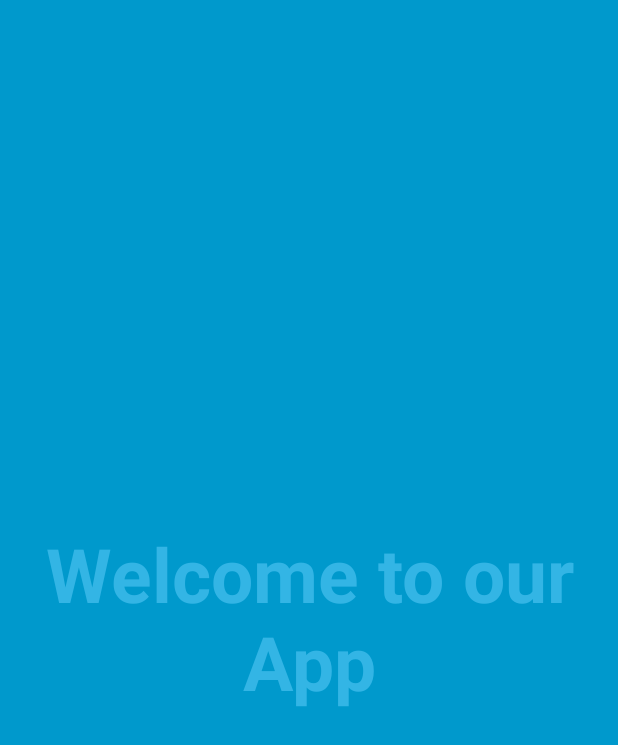
After one commit to tytusplanck/I-Do-Android, an Android app: the LoginSuccessActivity screen opened directly, with no data from a screen before it, on a phone screen of 412 x 824 dp. The commit adds this screen. Shown: the top 745 px of the screen. Run offline under Robolectric (Android 15) with nearby library versions, the phone set to English and light mode, and no system bars.

Commit message:
Login works thank the lord.

```diff
--- a/app/build.gradle
+++ b/app/build.gradle
@@ -25,13 +25,14 @@
     implementation 'com.android.support:appcompat-v7:26.1.0'
     implementation 'com.android.support:design:26.1.0'
     implementation 'com.android.support.constraint:constraint-layout:1.0.2'
+    implementation 'com.android.support:support-v4:26.1.0'
     testImplementation 'junit:junit:4.12'
     androidTestImplementation('com.android.support.test.espresso:espresso-core:3.0.1', {
         exclude group: 'com.android.support', module: 'support-annotations'
     })
     //implementation 'com.android.support:gridlayout-v7:26.1.0'
-    compile 'com.google.firebase:firebase-auth:11.4.0'
-    compile 'com.google.android.gms:play-services-auth:11.4.0'
+    compile 'com.google.firebase:firebase-auth:11.4.2'
+    compile 'com.google.android.gms:play-services-auth:11.4.2'
 }
 
 apply plugin: 'com.google.gms.google-services'
--- /dev/null
+++ b/app/src/main/java/com/example/tyle/ido/LoginSuccessActivity.java
@@ -0,0 +1,163 @@
+package com.example.tyle.ido;
+
+import android.annotation.SuppressLint;
+import android.support.v7.app.ActionBar;
+import android.support.v7.app.AppCompatActivity;
+import android.os.Bundle;
+import android.os.Handler;
+import android.view.MotionEvent;
+import android.view.View;
+
+/**
+ * An example full-screen activity that shows and hides the system UI (i.e.
+ * status bar and navigation/system bar) with user interaction.
+ */
+public class LoginSuccessActivity extends AppCompatActivity {
+    /**
+     * Whether or not the system UI should be auto-hidden after
+     * {@link #AUTO_HIDE_DELAY_MILLIS} milliseconds.
+     */
+    private static final boolean AUTO_HIDE = true;
+
+    /**
+     * If {@link #AUTO_HIDE} is set, the number of milliseconds to wait after
+     * user interaction before hiding the system UI.
+     */
+    private static final int AUTO_HIDE_DELAY_MILLIS = 3000;
+
+    /**
+     * Some older devices needs a small delay between UI widget updates
+     * and a change of the status and navigation bar.
+     */
+    private static final int UI_ANIMATION_DELAY = 300;
+    private final Handler mHideHandler = new Handler();
+    private View mContentView;
+    private final Runnable mHidePart2Runnable = new Runnable() {
+        @SuppressLint("InlinedApi")
+        @Override
+        public void run() {
+            // Delayed removal of status and navigation bar
+
+            // Note that some of these constants are new as of API 16 (Jelly Bean)
+            // and API 19 (KitKat). It is safe to use them, as they are inlined
+            // at compile-time and do nothing on earlier devices.
+            mContentView.setSystemUiVisibility(View.SYSTEM_UI_FLAG_LOW_PROFILE
+                    | View.SYSTEM_UI_FLAG_FULLSCREEN
+                    | View.SYSTEM_UI_FLAG_LAYOUT_STABLE
+                    | View.SYSTEM_UI_FLAG_IMMERSIVE_STICKY
+                    | View.SYSTEM_UI_FLAG_LAYOUT_HIDE_NAVIGATION
+                    | View.SYSTEM_UI_FLAG_HIDE_NAVIGATION);
+        }
+    };
+    private View mControlsView;
+    private final Runnable mShowPart2Runnable = new Runnable() {
+        @Override
+        public void run() {
+            // Delayed display of UI elements
+            ActionBar actionBar = getSupportActionBar();
+            if (actionBar != null) {
+                actionBar.show();
+            }
+            mControlsView.setVisibility(View.VISIBLE);
+        }
+    };
+    private boolean mVisible;
+    private final Runnable mHideRunnable = new Runnable() {
+        @Override
+        public void run() {
+            hide();
+        }
+    };
+    /**
+     * Touch listener to use for in-layout UI controls to delay hiding the
+     * system UI. This is to prevent the jarring behavior of controls going away
+     * while interacting with activity UI.
+     */
+    private final View.OnTouchListener mDelayHideTouchListener = new View.OnTouchListener() {
+        @Override
+        public boolean onTouch(View view, MotionEvent motionEvent) {
+            if (AUTO_HIDE) {
+                delayedHide(AUTO_HIDE_DELAY_MILLIS);
+            }
+            return false;
+        }
+    };
+
+    @Override
+    protected void onCreate(Bundle savedInstanceState) {
+        super.onCreate(savedInstanceState);
+
+        setContentView(R.layout.activity_login_success);
+
+        mVisible = true;
+        mControlsView = findViewById(R.id.fullscreen_content_controls);
+        mContentView = findViewById(R.id.fullscreen_content);
+
+
+        // Set up the user interaction to manually show or hide the system UI.
+        mContentView.setOnClickListener(new View.OnClickListener() {
+            @Override
+            public void onClick(View view) {
+                toggle();
+            }
+        });
+
+        // Upon interacting with UI controls, delay any scheduled hide()
+        // operations to prevent the jarring behavior of controls going away
+        // while interacting with the UI.
+        findViewById(R.id.dummy_button).setOnTouchListener(mDelayHideTouchListener);
+    }
+
+    @Override
+    protected void onPostCreate(Bundle savedInstanceState) {
+        super.onPostCreate(savedInstanceState);
+
+        // Trigger the initial hide() shortly after the activity has been
+        // created, to briefly hint to the user that UI controls
+        // are available.
+        delayedHide(100);
+    }
+
+    private void toggle() {
+        if (mVisible) {
+            hide();
+        } else {
+            show();
+        }
+    }
+
+    private void hide() {
+        // Hide UI first
+        ActionBar actionBar = getSupportActionBar();
+        if (actionBar != null) {
+            actionBar.hide();
+        }
+        mControlsView.setVisibility(View.GONE);
+        mVisible = false;
+
+        // Schedule a runnable to remove the status and navigation bar after a delay
+        mHideHandler.removeCallbacks(mShowPart2Runnable);
+        mHideHandler.postDelayed(mHidePart2Runnable, UI_ANIMATION_DELAY);
+    }
+
+    @SuppressLint("InlinedApi")
+    private void show() {
+        // Show the system bar
+        mContentView.setSystemUiVisibility(View.SYSTEM_UI_FLAG_LAYOUT_FULLSCREEN
+                | View.SYSTEM_UI_FLAG_LAYOUT_HIDE_NAVIGATION);
+        mVisible = true;
+
+        // Schedule a runnable to display UI elements after a delay
+        mHideHandler.removeCallbacks(mHidePart2Runnable);
+        mHideHandler.postDelayed(mShowPart2Runnable, UI_ANIMATION_DELAY);
+    }
+
+    /**
+     * Schedules a call to hide() in delay milliseconds, canceling any
+     * previously scheduled calls.
+     */
+    private void delayedHide(int delayMillis) {
+        mHideHandler.removeCallbacks(mHideRunnable);
+        mHideHandler.postDelayed(mHideRunnable, delayMillis);
+    }
+}
--- a/app/src/main/java/com/example/tyle/ido/MainActivity.java
+++ b/app/src/main/java/com/example/tyle/ido/MainActivity.java
@@ -9,7 +9,7 @@
 import android.support.v7.app.AppCompatActivity;
 import android.view.View;
 
-import com.example.tytusplanck.ido.R;
+import com.example.tyle.ido.R;
 
 
 public class MainActivity extends AppCompatActivity {
--- a/app/src/main/java/com/example/tyle/ido/UserProfileActivity.java
+++ b/app/src/main/java/com/example/tyle/ido/UserProfileActivity.java
@@ -3,7 +3,7 @@
 import android.os.Bundle;
 import android.support.v7.app.AppCompatActivity;
 
-import com.example.tytusplanck.ido.R;
+import com.example.tyle.ido.R;
 
 public class UserProfileActivity extends AppCompatActivity {
 
--- /dev/null
+++ b/app/src/main/res/layout/activity_login_success.xml
@@ -0,0 +1,50 @@
+<FrameLayout xmlns:android="http://schemas.android.com/apk/res/android"
+    xmlns:tools="http://schemas.android.com/tools"
+    android:layout_width="match_parent"
+    android:layout_height="match_parent"
+    android:background="#0099cc"
+    tools:context="com.example.tyle.ido.LoginSuccessActivity">
+
+    <!-- The primary full-screen view. This can be replaced with whatever view
+         is needed to present your content, e.g. VideoView, SurfaceView,
+         TextureView, etc. -->
+    <TextView
+        android:id="@+id/fullscreen_content"
+        android:layout_width="match_parent"
+        android:layout_height="match_parent"
+        android:gravity="center"
+        android:keepScreenOn="true"
+        android:text="Welcome to our App"
+        android:textColor="#33b5e5"
+        android:textSize="50sp"
+        android:textStyle="bold" />
+
+    <!-- This FrameLayout insets its children based on system windows using
+         android:fitsSystemWindows. -->
+    <FrameLayout
+        android:layout_width="match_parent"
+        android:layout_height="match_parent"
+        android:fitsSystemWindows="true">
+
+        <LinearLayout
+            android:id="@+id/fullscreen_content_controls"
+            style="?metaButtonBarStyle"
+            android:layout_width="match_parent"
+            android:layout_height="wrap_content"
+            android:layout_gravity="bottom|center_horizontal"
+            android:background="@color/black_overlay"
+            android:orientation="horizontal"
+            tools:ignore="UselessParent">
+
+            <Button
+                android:id="@+id/dummy_button"
+                style="?metaButtonBarButtonStyle"
+                android:layout_width="0dp"
+                android:layout_height="wrap_content"
+                android:layout_weight="1"
+                android:text="Enter and start this thing" />
+
+        </LinearLayout>
+    </FrameLayout>
+
+</FrameLayout>
--- a/app/src/main/res/values/colors.xml
+++ b/app/src/main/res/values/colors.xml
@@ -3,4 +3,6 @@
     <color name="colorPrimary">#3F51B5</color>
     <color name="colorPrimaryDark">#303F9F</color>
     <color name="colorAccent">#FF4081</color>
+
+    <color name="black_overlay">#66000000</color>
 </resources>
--- a/app/src/main/res/values/strings.xml
+++ b/app/src/main/res/values/strings.xml
@@ -14,4 +14,8 @@
         completions."
     </string>
     <string name="title">I-Do List Summary</string>
+
+    <string name="title_activity_login_success">LoginSuccessActivity</string>
+    <string name="dummy_button">Dummy Button</string>
+    <string name="dummy_content">DUMMY\nCONTENT</string>
 </resources>
--- a/app/src/main/res/values/styles.xml
+++ b/app/src/main/res/values/styles.xml
@@ -8,4 +8,16 @@
         <item name="colorAccent">@color/colorAccent</item>
     </style>
 
+    <style name="FullscreenTheme" parent="AppTheme">
+        <item name="android:actionBarStyle">@style/FullscreenActionBarStyle</item>
+        <item name="android:windowActionBarOverlay">true</item>
+        <item name="android:windowBackground">@null</item>
+        <item name="metaButtonBarStyle">?android:attr/buttonBarStyle</item>
+        <item name="metaButtonBarButtonStyle">?android:attr/buttonBarButtonStyle</item>
+    </style>
+
+    <style name="FullscreenActionBarStyle" parent="Widget.AppCompat.ActionBar">
+        <item name="android:background">@color/black_overlay</item>
+    </style>
+
 </resources>
```
Also changed, not shown: app/src/main/AndroidManifest.xml (+22 -3 lines), app/src/main/java/com/example/tyle/ido/LoginActivity.java (+22 -58 lines), app/src/main/res/values/attrs.xml (added, +12 -0 lines).
